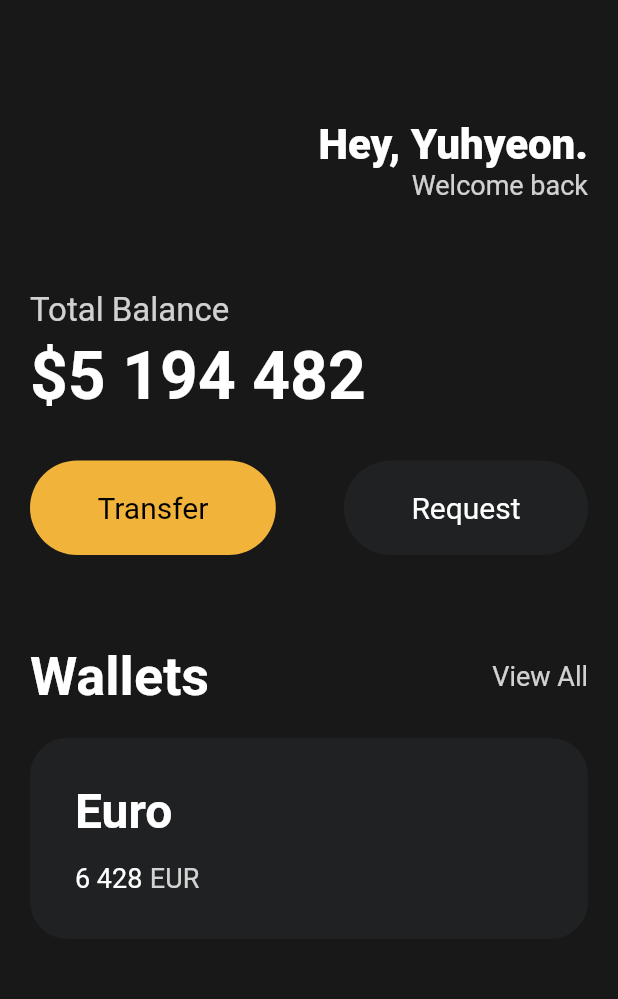
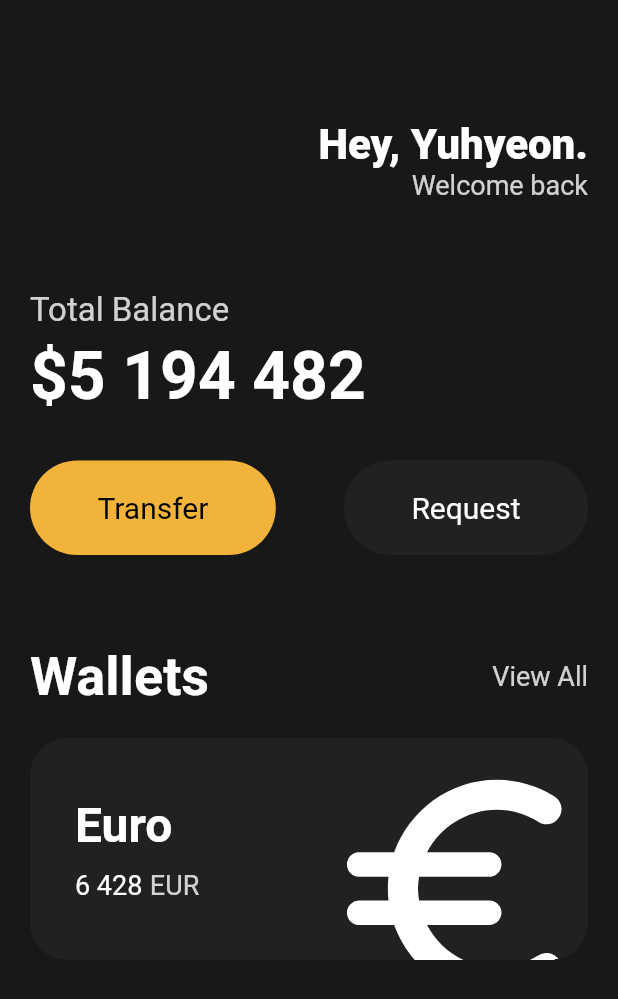
Before and after one commit to Yuhyeon0516/Flutter-Card-App, a Flutter app: the screen it shows after launch, on a phone screen of 412 x 824 dp. Shown: the top 999 px of the screen. Run offline on Flutter 3.47's test engine with Material 2 defaults, Android fonts, the phone set to English and light mode, and no system bars.

Commit message:
Card에 Icon추가

```diff
--- a/lib/main.dart
+++ b/lib/main.dart
@@ -113,6 +113,7 @@ class MyApp extends StatelessWidget {
                 height: 20,
               ),
               Container(
+                clipBehavior: Clip.hardEdge,
                 decoration: BoxDecoration(
                   color: const Color(0xff1f2123),
                   borderRadius: BorderRadius.circular(25),
@@ -120,6 +121,7 @@ class MyApp extends StatelessWidget {
                 child: Padding(
                   padding: const EdgeInsets.all(30),
                   child: Row(
+                    mainAxisAlignment: MainAxisAlignment.spaceBetween,
                     children: [
                       Column(
                         crossAxisAlignment: CrossAxisAlignment.start,
@@ -132,7 +134,7 @@ class MyApp extends StatelessWidget {
                                 fontWeight: FontWeight.w600),
                           ),
                           const SizedBox(
-                            height: 15,
+                            height: 10,
                           ),
                           Row(
                             children: [
@@ -156,6 +158,17 @@ class MyApp extends StatelessWidget {
                             ],
                           ),
                         ],
+                      ),
+                      Transform.scale(
+                        scale: 2.2,
+                        child: Transform.translate(
+                          offset: const Offset(-5, 12),
+                          child: const Icon(
+                            Icons.euro_rounded,
+                            color: Colors.white,
+                            size: 88,
+                          ),
+                        ),
                       )
                     ],
                   ),
```
